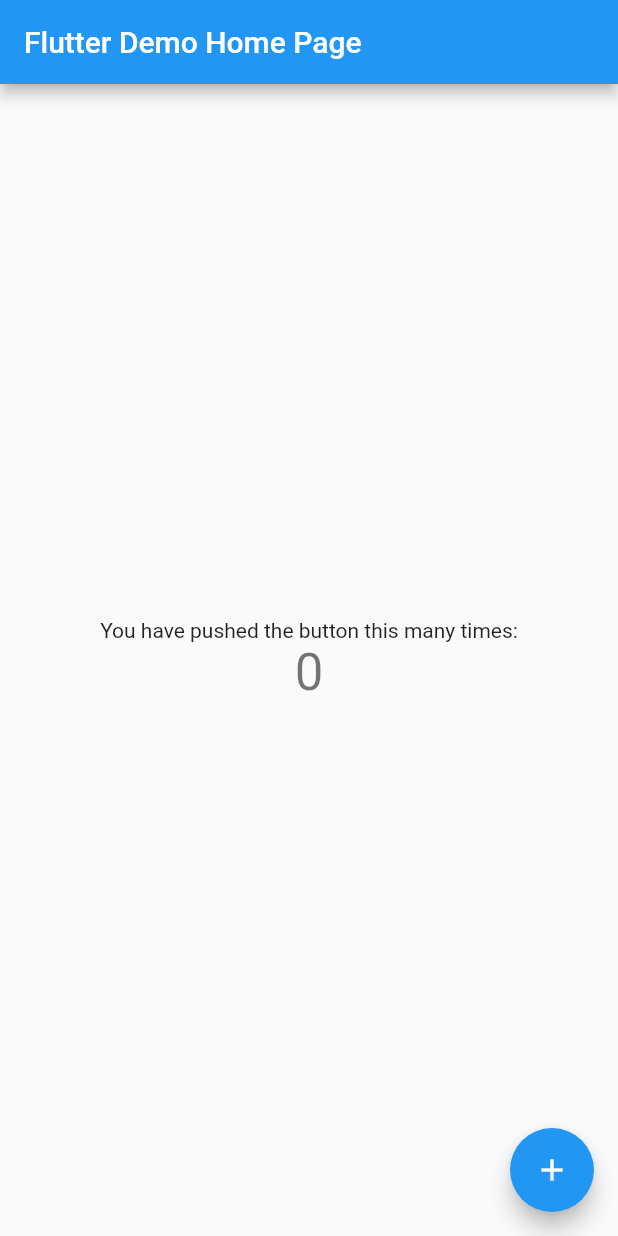
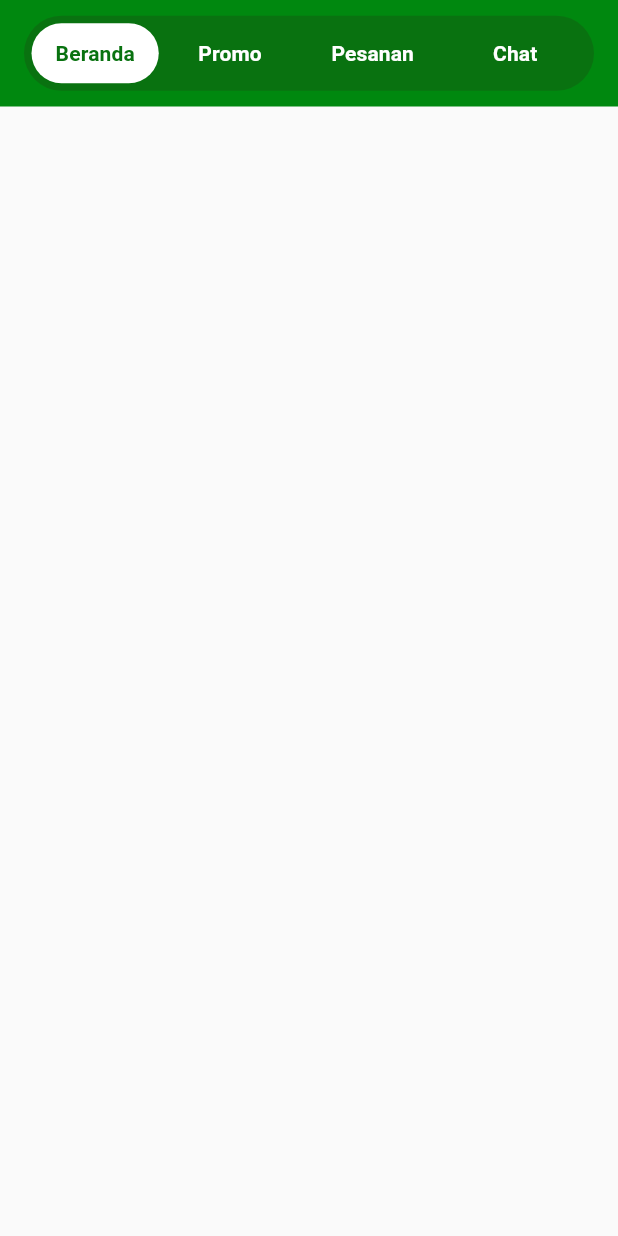
Before and after one commit to ryn-crypto/gojek-ui-clone, a Flutter app: the screen it shows after launch, on a phone screen of 412 x 824 dp. Run offline on Flutter 3.47's test engine with Material 2 defaults, Android fonts, the phone set to English and light mode, and no system bars; Roboto replaces fonts that are missing (SF-Pro-Display).

Commit message:
membuat header

```diff
--- a/lib/main.dart
+++ b/lib/main.dart
@@ -1,4 +1,5 @@
 import 'package:flutter/material.dart';
+import 'package:gojek_clone_ui/pages/home_page.dart';
 
 void main() {
   runApp(const MyApp());
@@ -10,106 +11,10 @@
   // This widget is the root of your application.
   @override
   Widget build(BuildContext context) {
-    return MaterialApp(
-      title: 'Flutter Demo',
-      theme: ThemeData(
-        // This is the theme of your application.
-        //
-        // Try running your application with "flutter run". You'll see the
-        // application has a blue toolbar. Then, without quitting the app, try
-        // changing the primarySwatch below to Colors.green and then invoke
-        // "hot reload" (press "r" in the console where you ran "flutter run",
-        // or simply save your changes to "hot reload" in a Flutter IDE).
-        // Notice that the counter didn't reset back to zero; the application
-        // is not restarted.
-        primarySwatch: Colors.blue,
-      ),
-      home: const MyHomePage(title: 'Flutter Demo Home Page'),
+    return const MaterialApp(
+      title: 'Gojek',
+      debugShowCheckedModeBanner: false,
+      home: HomePage(),
     );
   }
 }
-
-class MyHomePage extends StatefulWidget {
-  const MyHomePage({super.key, required this.title});
-
-  // This widget is the home page of your application. It is stateful, meaning
-  // that it has a State object (defined below) that contains fields that affect
-  // how it looks.
-
-  // This class is the configuration for the state. It holds the values (in this
-  // case the title) provided by the parent (in this case the App widget) and
-  // used by the build method of the State. Fields in a Widget subclass are
-  // always marked "final".
-
-  final String title;
-
-  @override
-  State<MyHomePage> createState() => _MyHomePageState();
-}
-
-class _MyHomePageState extends State<MyHomePage> {
-  int _counter = 0;
-
-  void _incrementCounter() {
-    setState(() {
-      // This call to setState tells the Flutter framework that something has
-      // changed in this State, which causes it to rerun the build method below
-      // so that the display can reflect the updated values. If we changed
-      // _counter without calling setState(), then the build method would not be
-      // called again, and so nothing would appear to happen.
-      _counter++;
-    });
-  }
-
-  @override
-  Widget build(BuildContext context) {
-    // This method is rerun every time setState is called, for instance as done
-    // by the _incrementCounter method above.
-    //
-    // The Flutter framework has been optimized to make rerunning build methods
-    // fast, so that you can just rebuild anything that needs updating rather
-    // than having to individually change instances of widgets.
-    return Scaffold(
-      appBar: AppBar(
-        // Here we take the value from the MyHomePage object that was created by
-        // the App.build method, and use it to set our appbar title.
-        title: Text(widget.title),
-      ),
-      body: Center(
-        // Center is a layout widget. It takes a single child and positions it
-        // in the middle of the parent.
-        child: Column(
-          // Column is also a layout widget. It takes a list of children and
-          // arranges them vertically. By default, it sizes itself to fit its
-          // children horizontally, and tries to be as tall as its parent.
-          //
-          // Invoke "debug painting" (press "p" in the console, choose the
-          // "Toggle Debug Paint" action from the Flutter Inspector in Android
-          // Studio, or the "Toggle Debug Paint" command in Visual Studio Code)
-          // to see the wireframe for each widget.
-          //
-          // Column has various properties to control how it sizes itself and
-          // how it positions its children. Here we use mainAxisAlignment to
-          // center the children vertically; the main axis here is the vertical
-          // axis because Columns are vertical (the cross axis would be
-          // horizontal).
-          mainAxisAlignment: MainAxisAlignment.center,
-          children: <Widget>[
-            const Text(
-              'You have pushed the button this many times:',
-            ),
-            Text(
-              '$_counter',
-              style: Theme.of(context).textTheme.headline4,
-            ),
-          ],
-        ),
-      ),
-      floatingActionButton: FloatingActionButton(
-        onPressed: _incrementCounter,
-        tooltip: 'Increment',
-        child: const Icon(Icons.add),
-      ), // This trailing comma makes auto-formatting nicer for build methods.
-    );
-  }
-}
--- /dev/null
+++ b/lib/pages/home_page.dart
@@ -0,0 +1,50 @@
+import 'package:flutter/material.dart';
+import 'package:gojek_clone_ui/theme.dart';
+
+class HomePage extends StatelessWidget {
+  const HomePage({super.key});
+
+  @override
+  Widget build(BuildContext context) {
+    return Scaffold(
+      appBar: AppBar(
+          backgroundColor: green2,
+          elevation: 0,
+          toolbarHeight: 71,
+          title: Container(
+            padding: const EdgeInsets.all(5),
+            decoration: BoxDecoration(
+                color: green1, borderRadius: BorderRadius.circular(30)),
+            child: Row(
+              children: [
+                Container(
+                  padding:
+                      const EdgeInsets.symmetric(horizontal: 16, vertical: 12),
+                  decoration: BoxDecoration(
+                      color: Colors.white,
+                      borderRadius: BorderRadius.circular(100)),
+                  child: Text(
+                    'Beranda',
+                    style: semibold14.copyWith(color: green1),
+                  ),
+                ),
+                ...['Promo', 'Pesanan', 'Chat'].map((title) => Flexible(
+                      fit: FlexFit.loose,
+                      flex: 1,
+                      child: Padding(
+                        padding: const EdgeInsets.symmetric(
+                            horizontal: 14, vertical: 12),
+                        child: Center(
+                          child: Text(
+                            title,
+                            style: semibold14,
+                          ),
+                        ),
+                      ),
+                    ))
+              ],
+            ),
+          )),
+    );
+  }
+}
```
